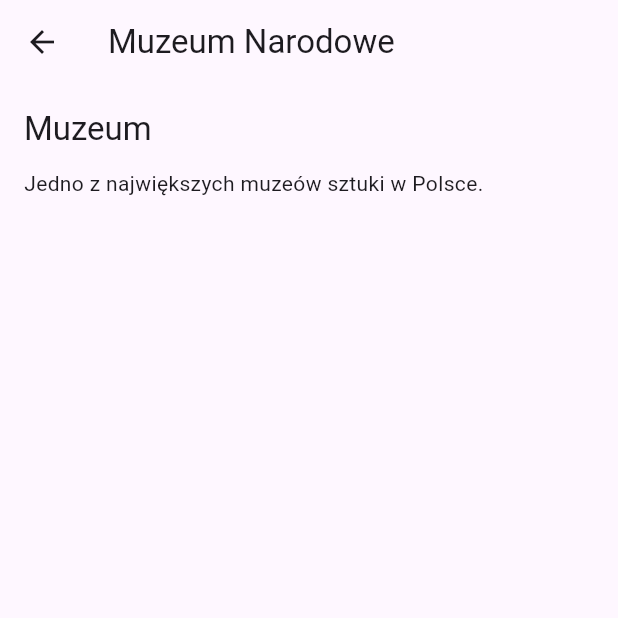
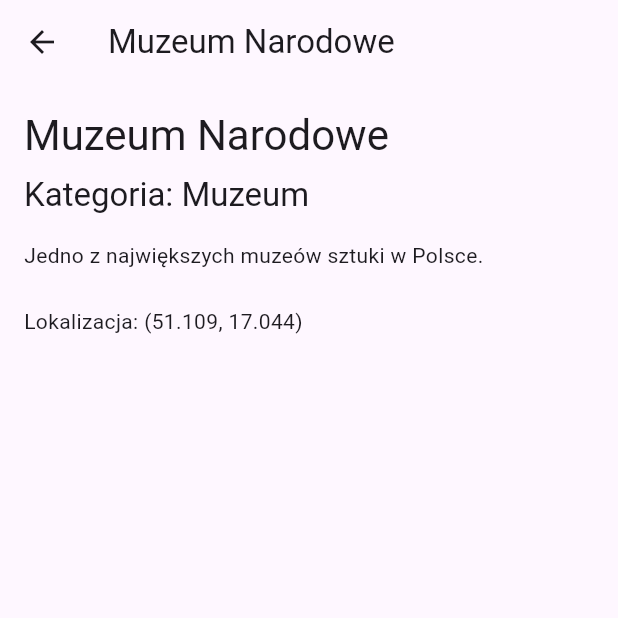
Before and after one commit to francesspot/city_guide, a Flutter app: the screen it shows after launch, after a tap on "Muzeum Narodowe", on a phone screen of 412 x 824 dp, the top half of it. Run offline on Flutter 3.47's test engine with Material 3 defaults, Android fonts, the light colour scheme and no system bars; our stand-ins replace flutter_riverpod, go_router.

Commit message:
added routing and coordinates

```diff
--- a/city_guide/lib/details_screen.dart
+++ b/city_guide/lib/details_screen.dart
@@ -1,14 +1,21 @@
 import "package:flutter/material.dart";
-import "features/models/attraction.dart";
+import "package:flutter_riverpod/flutter_riverpod.dart";
+import "features/providers/attraction_provider.dart";
 
-class DetailsScreen extends StatelessWidget {
-  final Attraction attraction;
+class DetailsScreen extends ConsumerWidget {
+  final String id;
   static const route = "/place";
 
-  const DetailsScreen({super.key, required this.attraction});
+  const DetailsScreen({super.key, required this.id});
 
   @override
-  Widget build(BuildContext context) {
+  Widget build(BuildContext context, WidgetRef ref) {
+    final attractions = ref.watch(attractionProvider);
+    final attraction = attractions.firstWhere(
+      (a) => a.id == id,
+      orElse: () => throw Exception("Atrakcja nie została znaleziona"),
+    );
+
     return Scaffold(
       appBar: AppBar(title: Text(attraction.name)),
       body: Padding(
@@ -17,12 +24,22 @@
           crossAxisAlignment: CrossAxisAlignment.start,
           children: [
             Text(
-              attraction.category,
+              attraction.name,
+              style: Theme.of(context).textTheme.headlineMedium,
+            ),
+            const SizedBox(height: 8),
+            Text(
+              "Kategoria: ${attraction.category}",
               style: Theme.of(context).textTheme.titleLarge,
             ),
-            const SizedBox(height: 12),
+            const SizedBox(height: 16),
             Text(
               attraction.description,
+              style: Theme.of(context).textTheme.bodyMedium,
+            ),
+            const SizedBox(height: 24),
+            Text(
+              "Lokalizacja: (${attraction.lat}, ${attraction.lng})",
               style: Theme.of(context).textTheme.bodyMedium,
             ),
           ],
--- a/city_guide/lib/features/models/attraction.dart
+++ b/city_guide/lib/features/models/attraction.dart
@@ -1,13 +1,17 @@
 class Attraction {
-  final int id;
+  final String id;
   final String name;
   final String description;
   final String category;
+  final double lat;
+  final double lng;
 
   const Attraction({
     required this.id,
     required this.name,
     required this.description,
     required this.category,
+    required this.lat,
+    required this.lng,
   });
 }
--- a/city_guide/lib/features/providers/attraction_provider.dart
+++ b/city_guide/lib/features/providers/attraction_provider.dart
@@ -5,22 +5,28 @@
 final attractionProvider = Provider<List<Attraction>>((ref) {
   return const [
     Attraction(
-      id: 1,
+      id: "1",
       name: "Muzeum Narodowe",
       description: "Jedno z największych muzeów sztuki w Polsce.",
       category: "Muzeum",
+      lat: 51.109,
+      lng: 17.044,
     ),
     Attraction(
-      id: 2,
+      id: "2",
       name: "Park Szczytnicki",
       description: "Duży park miejski idealny na spacer i relaks.",
       category: "Park",
+      lat: 51.1166,
+      lng: 17.0779,
     ),
     Attraction(
-      id: 3,
+      id: "3",
       name: "Restauracja Pod Złotym Psem",
       description: "Popularna restauracja w centrum miasta.",
       category: "Restauracja",
+      lat: 51.109,
+      lng: 17.033,
     ),
   ];
 });
@@ -36,9 +42,9 @@
   } else {
     return attractions
         .where(
-          (attraction) =>
-              attraction.name.toLowerCase().contains(query) ||
-              attraction.category.toLowerCase().contains(query),
+          (a) =>
+              a.name.toLowerCase().contains(query) ||
+              a.category.toLowerCase().contains(query),
         )
         .toList();
   }
--- a/city_guide/lib/home_screen.dart
+++ b/city_guide/lib/home_screen.dart
@@ -1,7 +1,8 @@
 import "package:flutter/material.dart";
 import "package:flutter_riverpod/flutter_riverpod.dart";
+import "package:go_router/go_router.dart";
+import "features/providers/attraction_provider.dart";
 import "details_screen.dart";
-import "features/providers/attraction_provider.dart";
 
 class HomeScreen extends ConsumerWidget {
   const HomeScreen({super.key});
@@ -45,13 +46,10 @@
                   title: Text(attraction.name),
                   subtitle: Text(attraction.category),
                   trailing: const Icon(Icons.arrow_forward_ios),
-                  onTap: () {
-                    Navigator.push(
+                  onTap: () async {
+                    await GoRouter.of(
                       context,
-                      MaterialPageRoute(
-                        builder: (_) => DetailsScreen(attraction: attraction),
-                      ),
-                    );
+                    ).push("${DetailsScreen.route}/${attraction.id}");
                   },
                 );
               },
--- a/city_guide/lib/main.dart
+++ b/city_guide/lib/main.dart
@@ -1,6 +1,6 @@
 import "package:flutter/material.dart";
 import "package:flutter_riverpod/flutter_riverpod.dart";
-import "home_screen.dart";
+import "features/routing/app_router.dart";
 
 void main() {
   runApp(const ProviderScope(child: CityGuideApp()));
@@ -11,11 +11,11 @@
 
   @override
   Widget build(BuildContext context) {
-    return MaterialApp(
+    return MaterialApp.router(
       debugShowCheckedModeBanner: false,
       title: "City Guide",
-      theme: ThemeData(primarySwatch: Colors.indigo, useMaterial3: true),
-      home: const HomeScreen(),
+      theme: ThemeData(primarySwatch: Colors.indigo),
+      routerConfig: goRouter,
     );
   }
 }
--- a/city_guide/pubspec.yaml
+++ b/city_guide/pubspec.yaml
@@ -94,7 +94,7 @@
 builders:
   build_runner:
     options:
-      # Ignoruj określone pliki podczas build
       build_filters:
         - exclude: "**/*.g.dart"
         - exclude: "**/*.freezed.dart"
+        - exclude: "**/*.swift"
```
Also changed, not shown: 1 other file.
